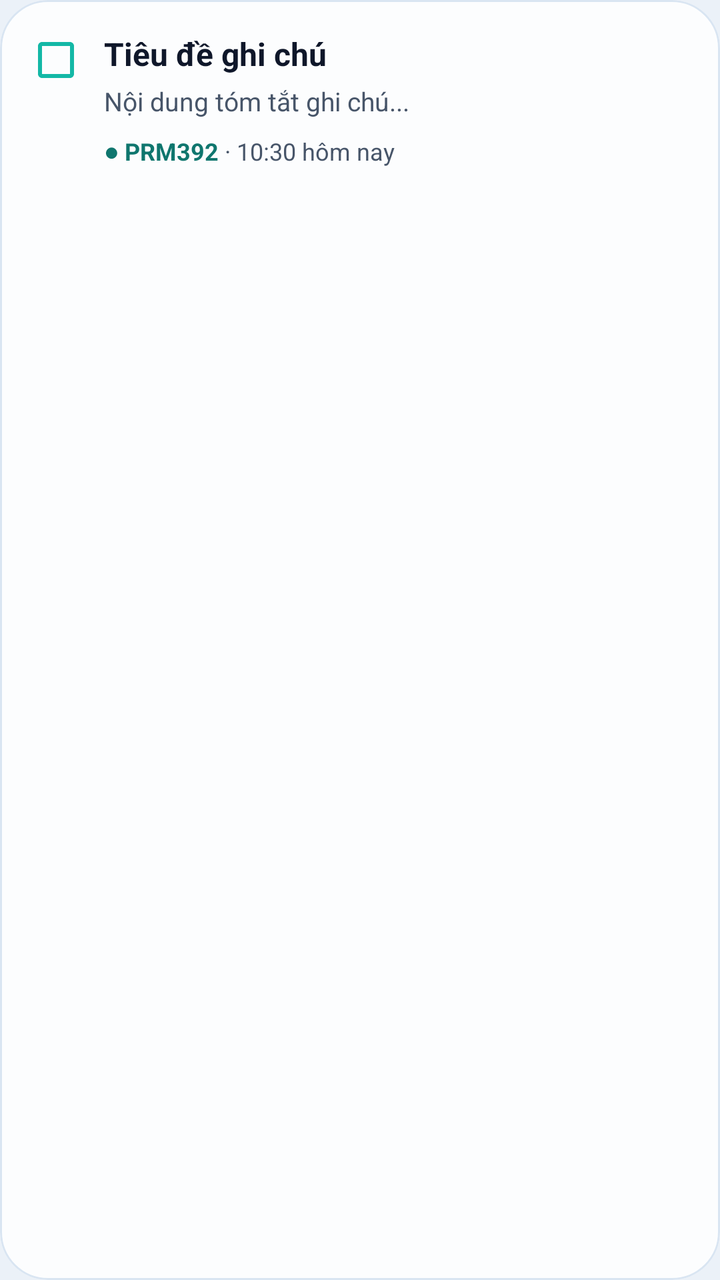
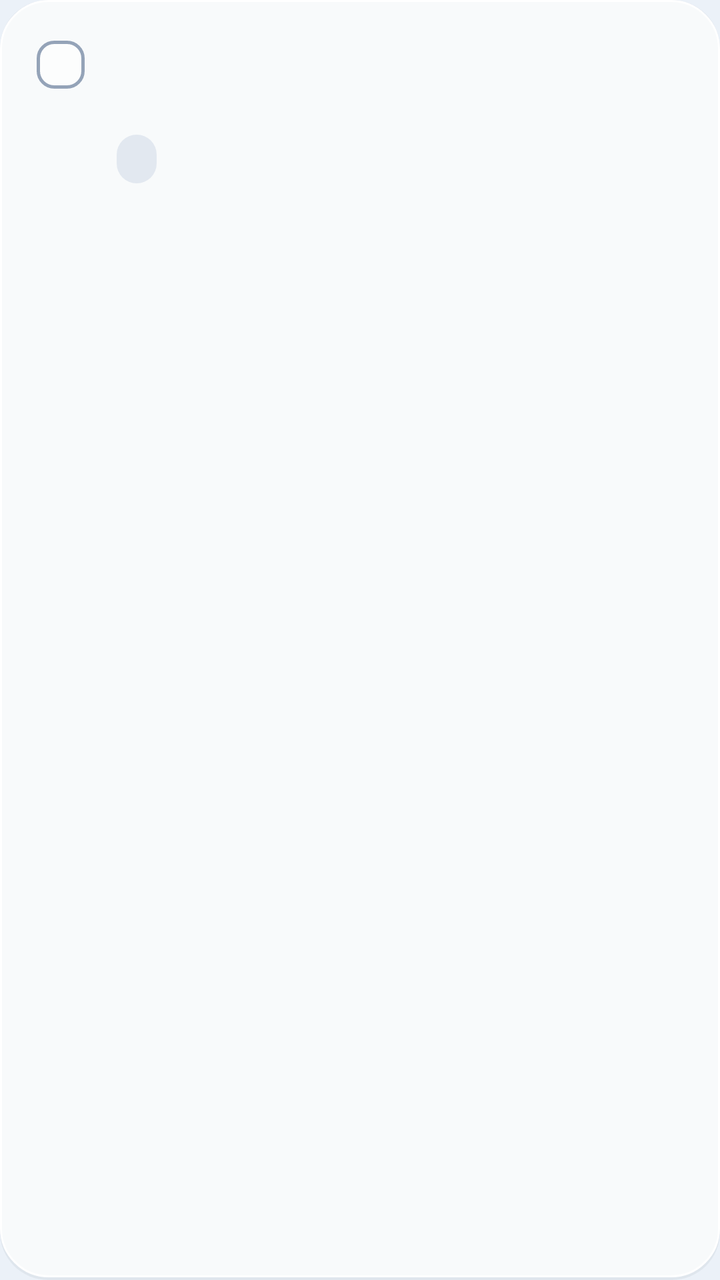

Compare the two renders of this Android layout. The source of the first and the diff that turns it into the second are given below.
<!-- AndroidManifest.xml: application theme Theme.PocketKit -->
<!-- res/layout/item_note.xml -->
<?xml version="1.0" encoding="utf-8"?>
<com.google.android.material.card.MaterialCardView xmlns:android="http://schemas.android.com/apk/res/android"
    xmlns:app="http://schemas.android.com/apk/res-auto"
    style="@style/Dashboard.Card"
    android:layout_width="match_parent"
    android:layout_height="wrap_content"
    android:layout_marginBottom="10dp">

    <LinearLayout
        android:layout_width="match_parent"
        android:layout_height="wrap_content"
        android:gravity="top"
        android:orientation="horizontal"
        android:padding="16dp">

        <CheckBox
            android:id="@+id/cbNoteDone"
            android:layout_width="24dp"
            android:layout_height="24dp"
            android:layout_marginTop="2dp"
            android:buttonTint="@color/dashboard_green" />

        <LinearLayout
            style="@style/Dashboard.Column"
            android:layout_width="0dp"
            android:layout_height="wrap_content"
            android:layout_marginStart="12dp"
            android:layout_weight="1">

            <LinearLayout
                android:layout_width="match_parent"
                android:layout_height="wrap_content"
                android:gravity="center_vertical"
                android:orientation="horizontal">

                <TextView
                    android:id="@+id/tvNoteTitle"
                    style="@style/Dashboard.Label"
                    android:layout_width="0dp"
                    android:layout_weight="1"
                    android:ellipsize="end"
                    android:maxLines="1"
                    android:text="Tiêu đề ghi chú"
                    android:textColor="@color/dashboard_text"
                    android:textSize="16sp"
                    android:textStyle="bold" />

                <ImageView
                    android:id="@+id/ivPinned"
                    android:layout_width="16dp"
                    android:layout_height="16dp"
                    android:layout_marginStart="8dp"
                    android:contentDescription="Đã ghim"
                    android:src="@drawable/ic_pin"
                    android:visibility="gone" />
            </LinearLayout>

            <TextView
                android:id="@+id/tvNoteContent"
                style="@style/Dashboard.Label"
                android:layout_width="match_parent"
                android:layout_marginTop="4dp"
                android:ellipsize="end"
                android:lineSpacingExtra="2dp"
                android:maxLines="2"
                android:text="Nội dung tóm tắt ghi chú..."
                android:textColor="@color/dashboard_secondary"
                android:textSize="13sp" />

            <LinearLayout
                android:layout_width="match_parent"
                android:layout_height="wrap_content"
                android:layout_marginTop="8dp"
                android:gravity="center_vertical"
                android:orientation="horizontal">

                <TextView
                    android:id="@+id/tvNoteSubject"
                    style="@style/Dashboard.Label"
                    android:text="● PRM392"
                    android:textColor="@color/dashboard_green_text"
                    android:textSize="12sp"
                    android:textStyle="bold" />

                <TextView
                    style="@style/Dashboard.Label"
                    android:text=" · "
                    android:textColor="@color/dashboard_secondary"
                    android:textSize="12sp" />

                <TextView
                    android:id="@+id/tvNoteTime"
                    style="@style/Dashboard.Label"
                    android:text="10:30 hôm nay"
                    android:textColor="@color/dashboard_secondary"
                    android:textSize="12sp" />
            </LinearLayout>

        </LinearLayout>

    </LinearLayout>
</com.google.android.material.card.MaterialCardView>
<!-- resources referenced by this layout -->
<resources>
  <color name="dashboard_green">#FF14B8A6</color>
  <color name="dashboard_green_text">#FF0F766E</color>
  <color name="dashboard_secondary">#FF475569</color>
  <color name="dashboard_text">#FF0F172A</color>
  <!-- drawable ic_pin (drawable) -->
  <vector xmlns:android="http://schemas.android.com/apk/res/android"
      android:width="20dp"
      android:height="20dp"
      android:viewportWidth="24"
      android:viewportHeight="24">
      <path
          android:fillColor="@color/dashboard_accent"
          android:pathData="M16,12V4H17V2H7V4H8V12L6,14V16H11V22H13V16H18V14L16,12Z" />
  </vector>
  <style name="Dashboard.Card" parent="">
          <item name="android:layout_width">match_parent</item>
          <item name="android:layout_height">wrap_content</item>
          <item name="android:layout_marginBottom">12dp</item>
          <item name="cardBackgroundColor">@color/dashboard_surface</item>
          <item name="cardCornerRadius">24dp</item>
          <item name="cardElevation">0dp</item>
          <item name="strokeWidth">1dp</item>
          <item name="strokeColor">@color/dashboard_glass_stroke</item>
      </style>
  <style name="Dashboard.Column" parent="">
          <item name="android:layout_width">match_parent</item>
          <item name="android:layout_height">wrap_content</item>
          <item name="android:orientation">vertical</item>
      </style>
  <style name="Dashboard.Label" parent="">
          <item name="android:layout_width">wrap_content</item>
          <item name="android:layout_height">wrap_content</item>
          <item name="android:textColor">@color/dashboard_secondary</item>
          <item name="android:textSize">13sp</item>
      </style>
  <style name="Theme.PocketKit" parent="Base.Theme.PocketKit" />
  <color name="dashboard_accent">#FF007AFF</color>
  <color name="dashboard_surface">#D9FFFFFF</color>
  <color name="dashboard_glass_stroke">#FFD9E5F2</color>
  <style name="Base.Theme.PocketKit" parent="Theme.Material3.Light.NoActionBar">
          <item name="colorPrimary">@color/accent_sapphire</item>
          <item name="colorOnPrimary">@color/white</item>
          <item name="android:windowBackground">@color/frost_canvas_top</item>
          <item name="android:statusBarColor">@android:color/transparent</item>
          <item name="android:navigationBarColor">@android:color/transparent</item>
          <item name="android:windowLightStatusBar">true</item>
      </style>
  <color name="accent_sapphire">#FF007AFF</color>
  <color name="white">#FFFFFFFF</color>
  <color name="frost_canvas_top">#FFEBF1F8</color>
</resources>

<!-- the commit's change to res/layout/item_note.xml (unified diff, before → after) -->
@@ -1,102 +1,115 @@
 <?xml version="1.0" encoding="utf-8"?>
-<com.google.android.material.card.MaterialCardView xmlns:android="http://schemas.android.com/apk/res/android"
+<LinearLayout xmlns:android="http://schemas.android.com/apk/res/android"
     xmlns:app="http://schemas.android.com/apk/res-auto"
-    style="@style/Dashboard.Card"
     android:layout_width="match_parent"
     android:layout_height="wrap_content"
-    android:layout_marginBottom="10dp">
+    android:layout_marginBottom="@dimen/card_gap"
+    android:background="@drawable/bg_glass_card"
+    android:clickable="true"
+    android:focusable="true"
+    android:gravity="top"
+    android:orientation="horizontal"
+    android:padding="@dimen/card_padding_compact">
+
+    <FrameLayout
+        android:id="@+id/btnNoteCheckContainer"
+        android:layout_width="@dimen/touch_target_min"
+        android:layout_height="@dimen/touch_target_min"
+        android:layout_marginStart="-8dp"
+        android:layout_marginTop="-6dp"
+        android:clickable="true"
+        android:contentDescription="@string/notes_done_desc"
+        android:focusable="true">
+
+        <FrameLayout
+            android:id="@+id/viewNoteCheckBox"
+            android:layout_width="@dimen/checkbox_box_size"
+            android:layout_height="@dimen/checkbox_box_size"
+            android:layout_gravity="center"
+            android:background="@drawable/bg_check_unchecked">
+
+            <ImageView
+                android:id="@+id/ivNoteCheck"
+                android:layout_width="@dimen/checkbox_check_size"
+                android:layout_height="@dimen/checkbox_check_size"
+                android:layout_gravity="center"
+                android:contentDescription="@string/notes_done_desc"
+                android:src="@drawable/ic_check_white"
+                android:visibility="gone" />
+        </FrameLayout>
+    </FrameLayout>
 
     <LinearLayout
-        android:layout_width="match_parent"
+        android:layout_width="0dp"
         android:layout_height="wrap_content"
-        android:gravity="top"
-        android:orientation="horizontal"
-        android:padding="16dp">
-
-        <CheckBox
-            android:id="@+id/cbNoteDone"
-            android:layout_width="24dp"
-            android:layout_height="24dp"
-            android:layout_marginTop="2dp"
-            android:buttonTint="@color/dashboard_green" />
+        android:layout_marginStart="4dp"
+        android:layout_weight="1"
+        android:orientation="vertical">
 
         <LinearLayout
-            style="@style/Dashboard.Column"
-            android:layout_width="0dp"
+            android:layout_width="match_parent"
             android:layout_height="wrap_content"
-            android:layout_marginStart="12dp"
-            android:layout_weight="1">
-
-            <LinearLayout
-                android:layout_width="match_parent"
-                android:layout_height="wrap_content"
-                android:gravity="center_vertical"
-                android:orientation="horizontal">
-
-                <TextView
-                    android:id="@+id/tvNoteTitle"
-                    style="@style/Dashboard.Label"
-                    android:layout_width="0dp"
-                    android:layout_weight="1"
-                    android:ellipsize="end"
-                    android:maxLines="1"
-                    android:text="Tiêu đề ghi chú"
-                    android:textColor="@color/dashboard_text"
-                    android:textSize="16sp"
-                    android:textStyle="bold" />
-
-                <ImageView
-                    android:id="@+id/ivPinned"
-                    android:layout_width="16dp"
-                    android:layout_height="16dp"
-                    android:layout_marginStart="8dp"
-                    android:contentDescription="Đã ghim"
-                    android:src="@drawable/ic_pin"
-                    android:visibility="gone" />
-            </LinearLayout>
+            android:gravity="center_vertical"
+            android:orientation="horizontal">
 
             <TextView
-                android:id="@+id/tvNoteContent"
-                style="@style/Dashboard.Label"
-                android:layout_width="match_parent"
-                android:layout_marginTop="4dp"
+                android:id="@+id/tvNoteTitle"
+                android:layout_width="0dp"
+                android:layout_height="wrap_content"
+                android:layout_weight="1"
                 android:ellipsize="end"
-                android:lineSpacingExtra="2dp"
-                android:maxLines="2"
-                android:text="Nội dung tóm tắt ghi chú..."
-                android:textColor="@color/dashboard_secondary"
-                android:textSize="13sp" />
+                android:maxLines="1"
+                android:textColor="@color/ink_primary"
+                android:textSize="@dimen/text_size_card_title"
+                android:textStyle="bold" />
 
-            <LinearLayout
-                android:layout_width="match_parent"
-                android:layout_height="wrap_content"
-                android:layout_marginTop="8dp"
-                android:gravity="center_vertical"
-                android:orientation="horizontal">
-
-                <TextView
-                    android:id="@+id/tvNoteSubject"
-                    style="@style/Dashboard.Label"
-                    android:text="● PRM392"
-                    android:textColor="@color/dashboard_green_text"
-                    android:textSize="12sp"
-                    android:textStyle="bold" />
-
-                <TextView
-                    style="@style/Dashboard.Label"
-                    android:text=" · "
-                    android:textColor="@color/dashboard_secondary"
-                    android:textSize="12sp" />
-
-                <TextView
-                    android:id="@+id/tvNoteTime"
-                    style="@style/Dashboard.Label"
-                    android:text="10:30 hôm nay"
-                    android:textColor="@color/dashboard_secondary"
-                    android:textSize="12sp" />
-            </LinearLayout>
-
+            <ImageView
+                android:id="@+id/ivNotePinned"
+                android:layout_width="18dp"
+                android:layout_height="18dp"
+                android:layout_marginStart="8dp"
+                android:contentDescription="@string/note_pin_desc"
+                android:src="@drawable/ic_pin"
+                android:visibility="gone"
+                app:tint="@color/accent_sapphire" />
         </LinearLayout>
 
+        <TextView
+            android:id="@+id/tvNoteContent"
+            android:layout_width="match_parent"
+            android:layout_height="wrap_content"
+            android:layout_marginTop="4dp"
+            android:ellipsize="end"
+            android:lineSpacingExtra="2dp"
+            android:maxLines="2"
+            android:textColor="@color/ink_secondary"
+            android:textSize="@dimen/text_size_body" />
+
+        <LinearLayout
+            android:layout_width="match_parent"
+            android:layout_height="wrap_content"
+            android:layout_marginTop="10dp"
+            android:gravity="center_vertical"
+            android:orientation="horizontal">
+
+            <TextView
+                android:id="@+id/tvNoteSubject"
+                android:layout_width="wrap_content"
+                android:layout_height="wrap_content"
+                android:background="@drawable/bg_pill_neutral_soft"
+                android:paddingHorizontal="10dp"
+                android:paddingVertical="4dp"
+                android:textColor="@color/ink_secondary"
+                android:textSize="@dimen/text_size_caption"
+                android:textStyle="bold" />
+
+            <TextView
+                android:id="@+id/tvNoteTime"
+                android:layout_width="wrap_content"
+                android:layout_height="wrap_content"
+                android:layout_marginStart="10dp"
+                android:textColor="@color/ink_muted"
+                android:textSize="@dimen/text_size_caption" />
+        </LinearLayout>
     </LinearLayout>
-</com.google.android.material.card.MaterialCardView>
+</LinearLayout>
<!-- resource entries referenced after the edit -->
@@ -1,9 +1,5 @@
 <!-- resources referenced by this layout -->
 <resources>
-  <color name="dashboard_green">#FF14B8A6</color>
-  <color name="dashboard_green_text">#FF0F766E</color>
-  <color name="dashboard_secondary">#FF475569</color>
-  <color name="dashboard_text">#FF0F172A</color>
   <!-- drawable ic_pin (drawable) -->
   <vector xmlns:android="http://schemas.android.com/apk/res/android"
       android:width="20dp"
@@ -14,31 +10,14 @@
           android:fillColor="@color/dashboard_accent"
           android:pathData="M16,12V4H17V2H7V4H8V12L6,14V16H11V22H13V16H18V14L16,12Z" />
   </vector>
-  <style name="Dashboard.Card" parent="">
-          <item name="android:layout_width">match_parent</item>
-          <item name="android:layout_height">wrap_content</item>
-          <item name="android:layout_marginBottom">12dp</item>
-          <item name="cardBackgroundColor">@color/dashboard_surface</item>
-          <item name="cardCornerRadius">24dp</item>
-          <item name="cardElevation">0dp</item>
-          <item name="strokeWidth">1dp</item>
-          <item name="strokeColor">@color/dashboard_glass_stroke</item>
-      </style>
-  <style name="Dashboard.Column" parent="">
-          <item name="android:layout_width">match_parent</item>
-          <item name="android:layout_height">wrap_content</item>
-          <item name="android:orientation">vertical</item>
-      </style>
-  <style name="Dashboard.Label" parent="">
-          <item name="android:layout_width">wrap_content</item>
-          <item name="android:layout_height">wrap_content</item>
-          <item name="android:textColor">@color/dashboard_secondary</item>
-          <item name="android:textSize">13sp</item>
-      </style>
+  <string name="note_pin_desc">Ghi chú đã ghim</string>
+  <string name="notes_done_desc">Đánh dấu hoàn thành</string>
   <style name="Theme.PocketKit" parent="Base.Theme.PocketKit" />
+  <color name="glass_inner_fill">#9EFFFFFF</color>
+  <color name="glass_card_fill">#CCFFFFFF</color>
+  <color name="glass_rim_bright">#FFFFFFFF</color>
+  <color name="dashboard_segment">#FFE2E8F0</color>
   <color name="dashboard_accent">#FF007AFF</color>
-  <color name="dashboard_surface">#D9FFFFFF</color>
-  <color name="dashboard_glass_stroke">#FFD9E5F2</color>
   <style name="Base.Theme.PocketKit" parent="Theme.Material3.Light.NoActionBar">
           <item name="colorPrimary">@color/accent_sapphire</item>
           <item name="colorOnPrimary">@color/white</item>
@@ -48,6 +27,68 @@
           <item name="android:windowLightStatusBar">true</item>
       </style>
   <color name="accent_sapphire">#FF007AFF</color>
+  <color name="ink_muted">#FF64748B</color>
+  <color name="ink_primary">#FF0F172A</color>
+  <color name="ink_secondary">#FF475569</color>
+  <dimen name="card_gap">12dp</dimen>
+  <dimen name="card_padding_compact">14dp</dimen>
+  <dimen name="checkbox_box_size">24dp</dimen>
+  <dimen name="checkbox_check_size">15dp</dimen>
+  <dimen name="text_size_body">13sp</dimen>
+  <dimen name="text_size_caption">12sp</dimen>
+  <dimen name="text_size_card_title">16sp</dimen>
+  <dimen name="touch_target_min">48dp</dimen>
+  <!-- drawable bg_check_unchecked (drawable) -->
+  <?xml version="1.0" encoding="utf-8"?>
+  <shape xmlns:android="http://schemas.android.com/apk/res/android"
+      android:shape="rectangle">
+      <solid android:color="@color/glass_inner_fill" />
+      <stroke
+          android:width="1.5dp"
+          android:color="#FF94A3B8" />
+      <corners android:radius="8dp" />
+  </shape>
+  <!-- drawable bg_glass_card (drawable) -->
+  <?xml version="1.0" encoding="utf-8"?>
+  <layer-list xmlns:android="http://schemas.android.com/apk/res/android">
+      <item>
+          <shape android:shape="rectangle">
+              <solid android:color="#0D0F172A" />
+              <corners android:radius="24dp" />
+          </shape>
+      </item>
+      <item android:bottom="1.5dp">
+          <shape android:shape="rectangle">
+              <solid android:color="@color/glass_card_fill" />
+              <stroke
+                  android:width="1dp"
+                  android:color="@color/glass_rim_bright" />
+              <corners android:radius="24dp" />
+          </shape>
+      </item>
+  </layer-list>
+  <!-- drawable bg_pill_neutral_soft (drawable) -->
+  <?xml version="1.0" encoding="utf-8"?>
+  <shape xmlns:android="http://schemas.android.com/apk/res/android"
+      android:shape="rectangle">
+      <solid android:color="@color/dashboard_segment" />
+      <corners android:radius="16dp" />
+  </shape>
+  <!-- drawable ic_check_white (drawable) -->
+  <?xml version="1.0" encoding="utf-8"?>
+  <vector xmlns:android="http://schemas.android.com/apk/res/android"
+      android:width="16dp"
+      android:height="16dp"
+      android:viewportWidth="24"
+      android:viewportHeight="24">
+      <path
+          android:fillColor="@android:color/transparent"
+          android:pathData="M5,13 L9,17 L19,7"
+          android:strokeColor="@color/white"
+          android:strokeLineCap="round"
+          android:strokeLineJoin="round"
+          android:strokeWidth="2.6" />
+  </vector>
   <color name="white">#FFFFFFFF</color>
   <color name="frost_canvas_top">#FFEBF1F8</color>
 </resources>
